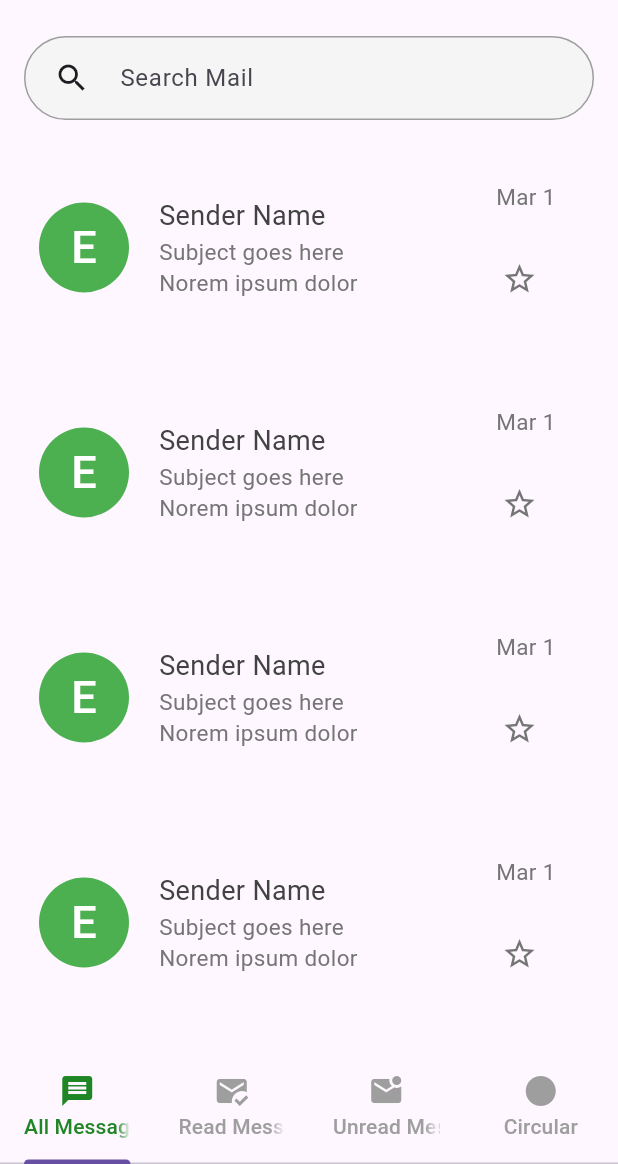
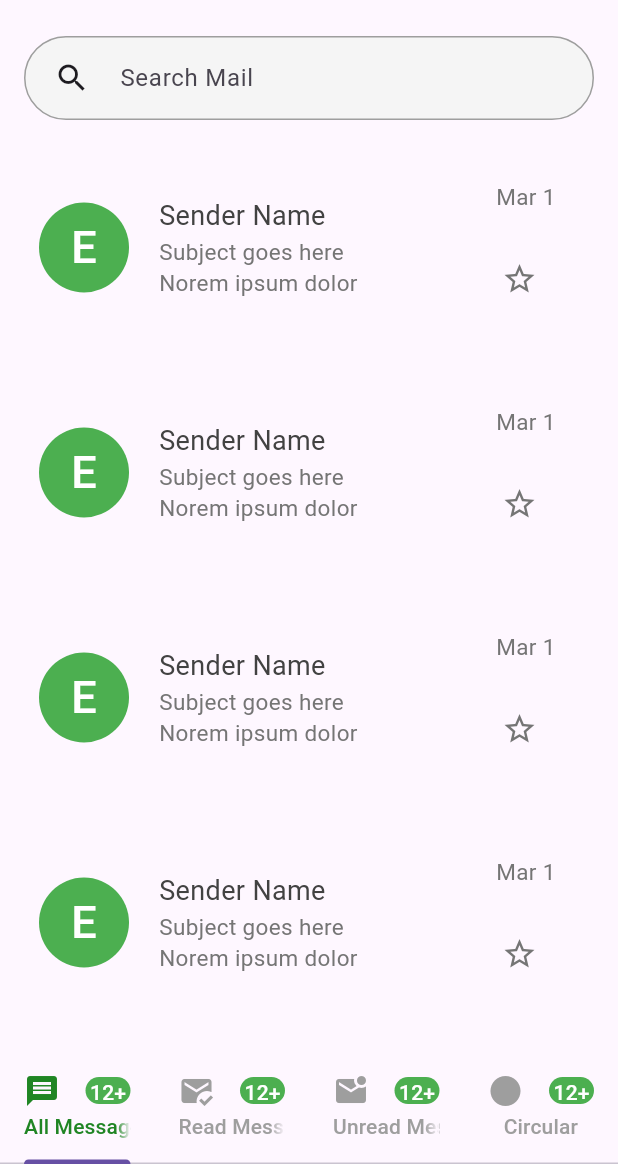
Before and after one commit to 5Star-Inn-Company-Frontend/GovMail, a Flutter app: the screen it shows after launch, on a phone screen of 412 x 824 dp, the part 72-1236 px from its top. Run offline on Flutter 3.47's test engine with Material 3 defaults, Android fonts, the phone set to English and light mode, and no system bars.

Commit message:
bottom nav bar

```diff
--- a/lib/pages/messages_page.dart
+++ b/lib/pages/messages_page.dart
@@ -9,6 +9,7 @@ class MessagesPage extends StatefulWidget {
 }
 
 class _MessagesPageState extends State<MessagesPage> with SingleTickerProviderStateMixin{
+  bool messagesUnopened = false;
 
   int _selectedTab = 0;
 
@@ -128,6 +129,7 @@ class _MessagesPageState extends State<MessagesPage> with SingleTickerProviderSt
     // =======================Unread Messages Section======================
     Flexible(
       child: ListView.builder(
+        padding: EdgeInsets.zero,
         itemCount: 10,
         itemBuilder: (BuildContext context,  index) {
           return Container(
@@ -263,7 +265,7 @@ class _MessagesPageState extends State<MessagesPage> with SingleTickerProviderSt
   Widget build(BuildContext context) {
     return Scaffold(
       appBar: AppBar(
-        title: Text(pageTitle[_selectedTab], style: TextStyle(fontSize: 25),),
+        title: Text(pageTitle[_selectedTab], style: const TextStyle(fontSize: 25),),
         centerTitle: true,
         actions: const [
           CircleAvatar(
@@ -281,11 +283,81 @@ class _MessagesPageState extends State<MessagesPage> with SingleTickerProviderSt
         unselectedLabelColor: Colors.grey,
         labelColor: const Color.fromARGB(255, 32, 133, 36),
         onTap: (index) {_changeTab(index);},
-        tabs: const [
-          Tab(icon: Icon(Icons.message), text: 'All Messages'),
-          Tab(icon: Icon(Icons.mark_email_read), text: 'Read Messages'),
-          Tab(icon: Icon(Icons.mark_email_unread), text: 'Unread Messages',),
-          Tab(icon: Icon(Icons.circle), text: 'Circular'),
+        tabs: [
+          Tab(
+            icon: messagesUnopened != false ? const Icon(Icons.message) : Row(
+              mainAxisAlignment: MainAxisAlignment.spaceBetween,
+              children: [
+                const Icon(Icons.message),
+                Container(
+                  width: 30,
+                  height: 18,
+                  decoration: BoxDecoration(
+                    color: Colors.green,
+                    borderRadius: BorderRadius.circular(10)
+                  ),
+                  child: const Center(child: Text('12+', style: TextStyle(color: Colors.white),)),
+                )
+              ],
+            ),
+            text: 'All Messages'
+          ),
+
+          Tab(
+            icon: messagesUnopened != false ? const Icon(Icons.message) : Row(mainAxisAlignment: MainAxisAlignment.spaceBetween,
+              children: [
+                const Icon(Icons.mark_email_read),
+                Container(
+                  width: 30,
+                  height: 18,
+                  decoration: BoxDecoration(
+                    color: Colors.green,
+                    borderRadius: BorderRadius.circular(10)
+                  ),
+                  child: const Center(child: Text('12+', style: TextStyle(color: Colors.white),)),
+                )
+              ],
+            ),
+            text: 'Read Messages'
+          ),
+
+          Tab(
+            icon: messagesUnopened != false ? const Icon(Icons.message) : Row(
+              mainAxisAlignment: MainAxisAlignment.spaceBetween,
+              children: [
+                const Icon(Icons.mark_email_unread),
+                Container(
+                  width: 30,
+                  height: 18,
+                  decoration: BoxDecoration(
+                    color: Colors.green,
+                    borderRadius: BorderRadius.circular(10)
+                  ),
+                  child: const Center(child: Text('12+', style: TextStyle(color: Colors.white),)),
+                )
+              ],
+            ),
+            text: 'Unread Messages'
+          ),
+
+          Tab(
+            icon: messagesUnopened != false ? const Icon(Icons.message) : Row(
+              mainAxisAlignment: MainAxisAlignment.spaceBetween,
+              children: [
+                const Icon(Icons.circle),
+                Container(
+                  width: 30,
+                  height: 18,
+                  decoration: BoxDecoration(
+                    color: Colors.green,
+                    borderRadius: BorderRadius.circular(10)
+                  ),
+                  child: const Center(child: Text('12+', style: TextStyle(color: Colors.white),)),
+                )
+              ],
+            ),
+            text: 'Circular'
+          ),
         ],
       ),
 
```
